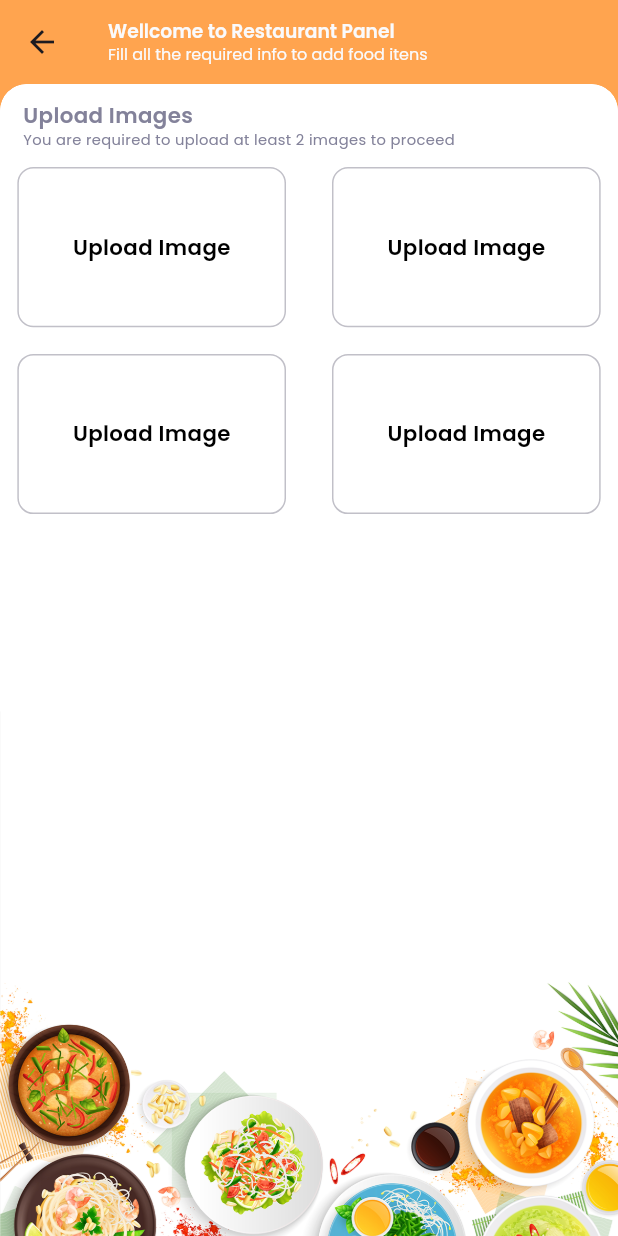
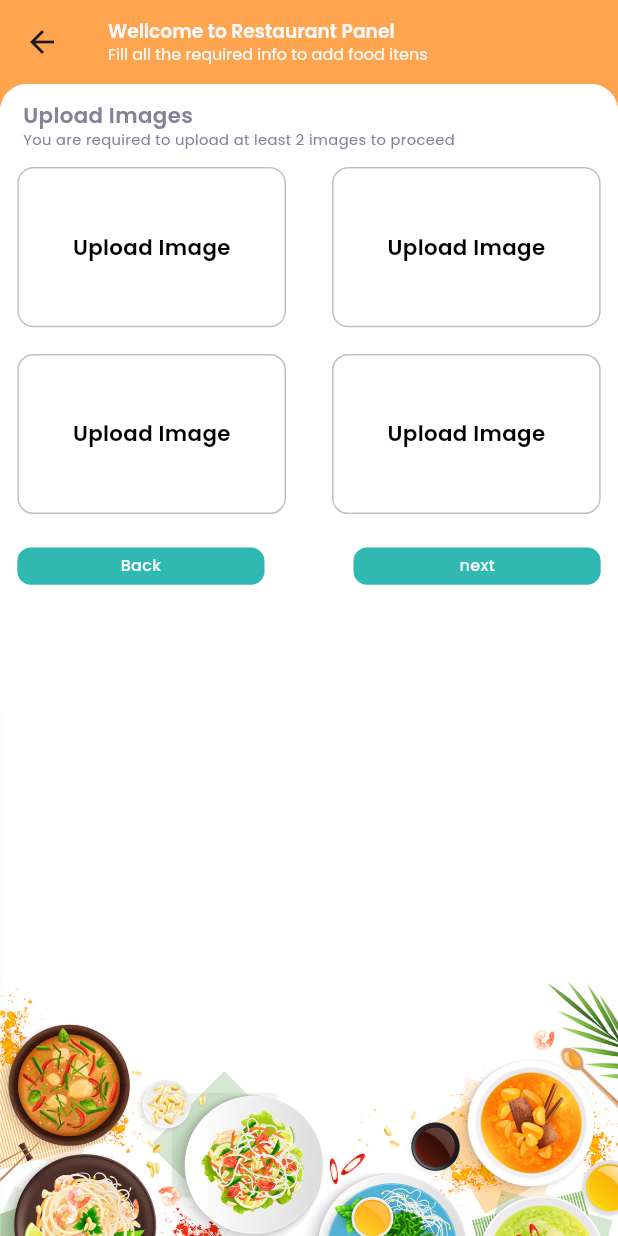
Before and after one commit to jonathanGontijo/restaurante, a Flutter app: the AddFoods screen opened directly, after a tap on "Fried Rice", on a phone screen of 412 x 824 dp. Run offline on Flutter 3.47's test engine with Material 3 defaults, Android fonts, the phone set to English and light mode, and no system bars; our stand-ins replace firebase_core, flutter_hooks, flutter_screenutil, flutter_svg, get, get_storage and 1 more; accounts and stored records are empty; project files that could hold a hidden picture were left out.

Commit message:
custom button

```diff
--- /dev/null
+++ b/lib/common/custom_button.dart
@@ -0,0 +1,44 @@
+import 'package:flutter/material.dart';
+import 'package:flutter_screenutil/flutter_screenutil.dart';
+import 'package:restaurante/common/app_style.dart';
+import 'package:restaurante/common/reusable_text.dart';
+import 'package:restaurante/constants/constants.dart';
+
+class CustomButton extends StatelessWidget {
+  const CustomButton({
+    super.key,
+    this.onTap,
+    this.btnWidth,
+    this.btnHeight,
+    this.btnColor,
+    this.btnRadius,
+    required this.text,
+  });
+  final void Function()? onTap;
+  final double? btnWidth;
+  final double? btnHeight;
+  final double? btnRadius;
+  final Color? btnColor;
+  final String text;
+
+  @override
+  Widget build(BuildContext context) {
+    return GestureDetector(
+      onTap: onTap,
+      child: Container(
+        width: btnWidth ?? width,
+        height: btnHeight ?? 28.h,
+        decoration: BoxDecoration(
+          borderRadius: BorderRadius.circular(btnRadius ?? 12.r),
+          color: btnColor ?? kPrimary,
+        ),
+        child: Center(
+          child: ReusableText(
+            text: text,
+            style: appStyle(12, kLightWhite, FontWeight.w500),
+          ),
+        ),
+      ),
+    );
+  }
+}
--- a/lib/views/add_foods/add_foods.dart
+++ b/lib/views/add_foods/add_foods.dart
@@ -58,7 +58,28 @@ class _AddFoodsState extends State<AddFoods> {
                       );
                     },
                   ),
-                  ImageUploads(),
+                  ImageUploads(
+                    back: () {
+                      _pageController.previousPage(
+                        duration: const Duration(milliseconds: 500),
+                        curve: Curves.easeIn,
+                      );
+                    },
+                    next: () {
+                      _pageController.nextPage(
+                        duration: const Duration(milliseconds: 500),
+                        curve: Curves.easeIn,
+                      );
+                    },
+                  ),
+                  ChooseCategory(
+                    next: () {
+                      _pageController.nextPage(
+                        duration: const Duration(milliseconds: 500),
+                        curve: Curves.easeIn,
+                      );
+                    },
+                  ),
                 ],
               ),
             ),
--- a/lib/views/add_foods/widgets/all_categories.dart
+++ b/lib/views/add_foods/widgets/all_categories.dart
@@ -2,7 +2,6 @@ import 'package:flutter/material.dart';
 import 'package:flutter_hooks/flutter_hooks.dart';
 import 'package:flutter_screenutil/flutter_screenutil.dart';
 import 'package:get/instance_manager.dart';
-import 'package:get/utils.dart';
 import 'package:restaurante/common/app_style.dart';
 import 'package:restaurante/common/reusable_text.dart';
 import 'package:restaurante/constants/constants.dart';
--- a/lib/views/add_foods/widgets/image_uploads.dart
+++ b/lib/views/add_foods/widgets/image_uploads.dart
@@ -1,11 +1,15 @@
 import 'package:flutter/material.dart';
 import 'package:flutter_screenutil/flutter_screenutil.dart';
 import 'package:restaurante/common/app_style.dart';
+import 'package:restaurante/common/custom_button.dart';
 import 'package:restaurante/common/reusable_text.dart';
 import 'package:restaurante/constants/constants.dart';
 
 class ImageUploads extends StatelessWidget {
-  const ImageUploads({super.key});
+  const ImageUploads({super.key, required this.back, required this.next});
+
+  final Function back;
+  final Function next;
 
   @override
   Widget build(BuildContext context) {
@@ -103,6 +107,28 @@ class ImageUploads extends StatelessWidget {
                       ),
                     ],
                   ),
+                  SizedBox(height: 25.h),
+                  Row(
+                    mainAxisAlignment: MainAxisAlignment.spaceBetween,
+                    children: [
+                      CustomButton(
+                        text: 'Back',
+                        btnWidth: width / 2.5,
+                        btnRadius: 9,
+                        onTap: () {
+                          back();
+                        },
+                      ),
+                      CustomButton(
+                        text: 'next',
+                        btnWidth: width / 2.5,
+                        btnRadius: 9,
+                        onTap: () {
+                          next();
+                        },
+                      ),
+                    ],
+                  ),
                 ],
               ),
             ),
```
